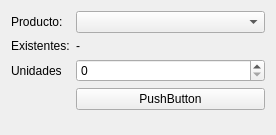
Hayai01/BoxLoad, file egresoform.ui: the form before one commit.
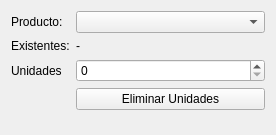
The form after the commit.

Diff of the .ui file:
```diff
--- a/egresoform.ui
+++ b/egresoform.ui
@@ -53,7 +53,7 @@
      <item row="3" column="1">
       <widget class="QPushButton" name="eliminarButton">
        <property name="text">
-        <string>PushButton</string>
+        <string>Eliminar Unidades</string>
        </property>
       </widget>
      </item>
```
